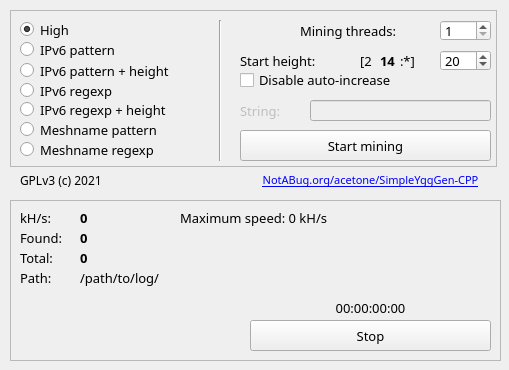
Old version of the form src-qt/widget.ui in the repository perguth/acetone-SimpleYggGen-CPP.
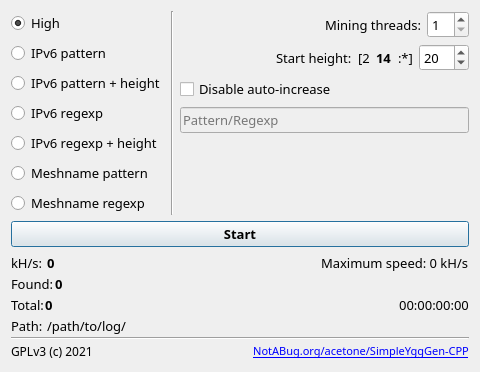
New version of the form. Icons and pictures are not drawn.

```diff
--- a/src-qt/widget.ui
+++ b/src-qt/widget.ui
@@ -6,136 +6,123 @@
    <rect>
     <x>0</x>
     <y>0</y>
-    <width>509</width>
-    <height>370</height>
+    <width>480</width>
+    <height>356</height>
    </rect>
   </property>
   <property name="windowTitle">
    <string>Widget</string>
   </property>
-  <widget class="QFrame" name="frame_2">
-   <property name="geometry">
-    <rect>
-     <x>10</x>
-     <y>200</y>
-     <width>491</width>
-     <height>161</height>
-    </rect>
-   </property>
-   <property name="frameShape">
-    <enum>QFrame::StyledPanel</enum>
-   </property>
-   <property name="frameShadow">
-    <enum>QFrame::Raised</enum>
-   </property>
-   <widget class="QLabel" name="x_khs">
-    <property name="geometry">
-     <rect>
-      <x>10</x>
-      <y>10</y>
-      <width>51</width>
-      <height>16</height>
-     </rect>
-    </property>
+  <layout class="QVBoxLayout" name="verticalLayout_3">
+   <item>
+    <layout class="QGridLayout" name="settingsLayout">
+     <item row="0" column="1">
+      <widget class="Line" name="line">
+       <property name="orientation">
+        <enum>Qt::Vertical</enum>
+       </property>
+      </widget>
+     </item>
+     <item row="0" column="2">
+      <layout class="QVBoxLayout" name="verticalLayout_2">
+       <item>
+        <layout class="QHBoxLayout" name="horizontalLayout_2">
+         <item>
+          <spacer name="horizontalSpacer_6">
+           <property name="orientation">
+            <enum>Qt::Horizontal</enum>
+           </property>
+           <property name="sizeHint" stdset="0">
+            <size>
+             <width>40</width>
+             <height>20</height>
+            </size>
+           </property>
+          </spacer>
+         </item>
+         <item>
+          <widget class="QLabel" name="x_threads">
     <property name="font">
      <font>
       <family>PT Mono</family>
       <pointsize>10</pointsize>
      </font>
     </property>
-    <property name="text">
-     <string>kH/s:</string>
-    </property>
-   </widget>
-   <widget class="QLabel" name="x_total">
-    <property name="geometry">
-     <rect>
-      <x>10</x>
-      <y>50</y>
-      <width>61</width>
-      <height>16</height>
-     </rect>
-    </property>
-    <property name="font">
-     <font>
-      <family>PT Mono</family>
-      <pointsize>10</pointsize>
-     </font>
-    </property>
+           <property name="layoutDirection">
+            <enum>Qt::LeftToRight</enum>
+           </property>
     <property name="text">
-     <string>Total:</string>
-    </property>
-   </widget>
-   <widget class="QLabel" name="x_found">
-    <property name="geometry">
-     <rect>
-      <x>10</x>
-      <y>30</y>
-      <width>61</width>
-      <height>16</height>
-     </rect>
-    </property>
+            <string>Mining threads:</string>
+           </property>
+          </widget>
+         </item>
+         <item>
+          <widget class="QSpinBox" name="threads">
     <property name="font">
      <font>
       <family>PT Mono</family>
       <pointsize>10</pointsize>
      </font>
     </property>
-    <property name="text">
-     <string>Found:</string>
-    </property>
-   </widget>
-   <widget class="QLabel" name="khs">
-    <property name="geometry">
-     <rect>
-      <x>70</x>
-      <y>10</y>
-      <width>81</width>
-      <height>16</height>
-     </rect>
-    </property>
+           <property name="minimum">
+            <number>1</number>
+           </property>
+           <property name="value">
+            <number>1</number>
+           </property>
+          </widget>
+         </item>
+        </layout>
+       </item>
+       <item>
+        <layout class="QHBoxLayout" name="horizontalLayout_3">
+         <item>
+          <spacer name="horizontalSpacer_7">
+           <property name="orientation">
+            <enum>Qt::Horizontal</enum>
+           </property>
+           <property name="sizeHint" stdset="0">
+            <size>
+             <width>40</width>
+             <height>20</height>
+            </size>
+           </property>
+          </spacer>
+         </item>
+         <item>
+          <widget class="QLabel" name="x_startaltitude">
     <property name="font">
      <font>
       <family>PT Mono</family>
       <pointsize>10</pointsize>
-      <weight>75</weight>
-      <bold>true</bold>
-     </font>
-    </property>
+            </font>
+           </property>
+           <property name="layoutDirection">
+            <enum>Qt::LeftToRight</enum>
+           </property>
     <property name="text">
-     <string>0</string>
-    </property>
-   </widget>
-   <widget class="QLabel" name="total">
-    <property name="geometry">
-     <rect>
-      <x>70</x>
-      <y>50</y>
-      <width>411</width>
-      <height>16</height>
-     </rect>
-    </property>
+            <string>Start height:</string>
+           </property>
+           <property name="textFormat">
+            <enum>Qt::PlainText</enum>
+           </property>
+          </widget>
+         </item>
+         <item>
+          <widget class="QLabel" name="x_firstByte">
     <property name="font">
      <font>
       <family>PT Mono</family>
       <pointsize>10</pointsize>
-      <weight>75</weight>
-      <bold>true</bold>
      </font>
     </property>
     <property name="text">
-     <string>0</string>
-    </property>
-   </widget>
-   <widget class="QLabel" name="found">
-    <property name="geometry">
-     <rect>
-      <x>70</x>
-      <y>30</y>
-      <width>81</width>
-      <height>16</height>
-     </rect>
-    </property>
+            <string>[2</string>
+           </property>
+          </widget>
+         </item>
+         <item>
+          <widget class="QLabel" name="secondByte">
     <property name="font">
      <font>
       <family>PT Mono</family>
@@ -145,64 +132,48 @@
      </font>
     </property>
     <property name="text">
-     <string>0</string>
-    </property>
-   </widget>
-   <widget class="QLabel" name="time">
-    <property name="geometry">
-     <rect>
-      <x>240</x>
-      <y>100</y>
-      <width>241</width>
-      <height>16</height>
-     </rect>
-    </property>
+            <string>14</string>
+           </property>
+          </widget>
+         </item>
+         <item>
+          <widget class="QLabel" name="x_doubledot">
     <property name="font">
      <font>
       <family>PT Mono</family>
       <pointsize>10</pointsize>
-      <weight>50</weight>
-      <bold>false</bold>
      </font>
     </property>
     <property name="text">
-     <string>00:00:00:00</string>
-    </property>
-    <property name="alignment">
-     <set>Qt::AlignCenter</set>
-    </property>
-   </widget>
-   <widget class="QLabel" name="last">
-    <property name="geometry">
-     <rect>
-      <x>170</x>
-      <y>30</y>
-      <width>311</width>
-      <height>16</height>
-     </rect>
-    </property>
+            <string>:*]</string>
+           </property>
+          </widget>
+         </item>
+         <item>
+          <widget class="QSpinBox" name="height">
     <property name="font">
      <font>
       <family>PT Mono</family>
       <pointsize>10</pointsize>
      </font>
     </property>
-    <property name="text">
-     <string>&lt;last address will be here&gt;</string>
-    </property>
-    <property name="alignment">
-     <set>Qt::AlignLeading|Qt::AlignLeft|Qt::AlignVCenter</set>
-    </property>
-   </widget>
-   <widget class="QPushButton" name="stop">
-    <property name="geometry">
-     <rect>
-      <x>240</x>
-      <y>120</y>
-      <width>241</width>
-      <height>31</height>
-     </rect>
-    </property>
+           <property name="minimum">
+            <number>4</number>
+           </property>
+           <property name="maximum">
+            <number>136</number>
+           </property>
+           <property name="value">
+            <number>20</number>
+           </property>
+          </widget>
+         </item>
+        </layout>
+       </item>
+       <item>
+        <layout class="QHBoxLayout" name="horizontalLayout_10">
+         <item>
+          <widget class="QCheckBox" name="disableIncrease">
     <property name="font">
      <font>
       <family>PT Mono</family>
@@ -210,17 +181,18 @@
      </font>
     </property>
     <property name="text">
-     <string>Stop</string>
-    </property>
-   </widget>
-   <widget class="QLabel" name="hs">
-    <property name="geometry">
-     <rect>
-      <x>170</x>
-      <y>10</y>
-      <width>311</width>
-      <height>16</height>
-     </rect>
+            <string>Disable auto-increase</string>
+           </property>
+          </widget>
+         </item>
+        </layout>
+       </item>
+       <item>
+        <layout class="QHBoxLayout" name="horizontalLayout">
+         <item>
+          <widget class="QLineEdit" name="stringSet">
+           <property name="enabled">
+            <bool>false</bool>
     </property>
     <property name="font">
      <font>
@@ -229,62 +201,35 @@
      </font>
     </property>
     <property name="text">
-     <string>Maximum speed: 0 kH/s</string>
-    </property>
-    <property name="alignment">
-     <set>Qt::AlignLeading|Qt::AlignLeft|Qt::AlignVCenter</set>
-    </property>
-   </widget>
-   <widget class="QLabel" name="x_path">
-    <property name="geometry">
-     <rect>
-      <x>10</x>
-      <y>70</y>
-      <width>61</width>
-      <height>16</height>
-     </rect>
-    </property>
-    <property name="font">
-     <font>
-      <family>PT Mono</family>
-      <pointsize>10</pointsize>
-     </font>
-    </property>
-    <property name="text">
-     <string>Path:</string>
-    </property>
-   </widget>
-   <widget class="QLabel" name="path">
-    <property name="geometry">
-     <rect>
-      <x>70</x>
-      <y>70</y>
-      <width>411</width>
-      <height>16</height>
-     </rect>
-    </property>
-    <property name="font">
-     <font>
-      <family>PT Mono</family>
-      <pointsize>10</pointsize>
-     </font>
-    </property>
-    <property name="text">
-     <string>/path/to/log/</string>
-    </property>
-    <property name="alignment">
-     <set>Qt::AlignLeading|Qt::AlignLeft|Qt::AlignVCenter</set>
-    </property>
-   </widget>
+            <string/>
+           </property>
+           <property name="placeholderText">
+            <string>Pattern/Regexp</string>
+           </property>
+          </widget>
+         </item>
+        </layout>
+       </item>
+       <item>
+        <layout class="QHBoxLayout" name="horizontalLayout_8" stretch="0,0,0">
+         <property name="spacing">
+          <number>0</number>
+         </property>
+         <item>
+          <spacer name="horizontalSpacer_8">
+           <property name="orientation">
+            <enum>Qt::Horizontal</enum>
+           </property>
+           <property name="sizeHint" stdset="0">
+            <size>
+             <width>40</width>
+             <height>20</height>
+            </size>
+           </property>
+          </spacer>
+         </item>
+         <item>
    <widget class="QLabel" name="label">
-    <property name="geometry">
-     <rect>
-      <x>10</x>
-      <y>100</y>
-      <width>221</width>
-      <height>51</height>
-     </rect>
-    </property>
     <property name="toolTip">
      <string notr="true"/>
     </property>
@@ -301,134 +246,28 @@
      <pixmap resource="resources.qrc">:/banner.png</pixmap>
     </property>
    </widget>
-  </widget>
-  <widget class="QLabel" name="x_checknewver_2">
-   <property name="geometry">
-    <rect>
-     <x>20</x>
-     <y>170</y>
-     <width>101</width>
+         </item>
+         <item>
+          <spacer name="horizontalSpacer_9">
+           <property name="orientation">
+            <enum>Qt::Horizontal</enum>
+           </property>
+           <property name="sizeHint" stdset="0">
+            <size>
+             <width>40</width>
      <height>20</height>
-    </rect>
-   </property>
-   <property name="font">
-    <font>
-     <family>PT Mono</family>
-     <pointsize>9</pointsize>
-    </font>
-   </property>
-   <property name="text">
-    <string>GPLv3 (c) 2021</string>
-   </property>
-  </widget>
-  <widget class="QFrame" name="frame">
-   <property name="enabled">
-    <bool>true</bool>
-   </property>
-   <property name="geometry">
-    <rect>
-     <x>10</x>
-     <y>10</y>
-     <width>487</width>
-     <height>157</height>
-    </rect>
-   </property>
-   <property name="font">
-    <font>
-     <family>PT Mono</family>
-    </font>
-   </property>
-   <property name="frameShape">
-    <enum>QFrame::StyledPanel</enum>
-   </property>
-   <property name="frameShadow">
-    <enum>QFrame::Raised</enum>
-   </property>
-   <widget class="QPushButton" name="startMining">
-    <property name="geometry">
-     <rect>
-      <x>230</x>
-      <y>120</y>
-      <width>251</width>
-      <height>31</height>
-     </rect>
-    </property>
-    <property name="font">
-     <font>
-      <family>PT Mono</family>
-      <pointsize>10</pointsize>
-     </font>
-    </property>
-    <property name="text">
-     <string>Start mining</string>
-    </property>
-   </widget>
-   <widget class="QRadioButton" name="ipv6_reg_high_mode">
-    <property name="geometry">
-     <rect>
-      <x>10</x>
-      <y>90</y>
-      <width>201</width>
-      <height>19</height>
-     </rect>
-    </property>
-    <property name="font">
-     <font>
-      <family>PT Mono</family>
-      <pointsize>10</pointsize>
-     </font>
-    </property>
-    <property name="text">
-     <string>IPv6 regexp + height</string>
-    </property>
-   </widget>
-   <widget class="QRadioButton" name="mesh_reg_mode">
-    <property name="geometry">
-     <rect>
-      <x>10</x>
-      <y>130</y>
-      <width>201</width>
-      <height>19</height>
-     </rect>
-    </property>
-    <property name="font">
-     <font>
-      <family>PT Mono</family>
-      <pointsize>10</pointsize>
-     </font>
-    </property>
-    <property name="text">
-     <string>Meshname regexp</string>
-    </property>
-   </widget>
-   <widget class="QRadioButton" name="ipv6_pat_mode">
-    <property name="geometry">
-     <rect>
-      <x>10</x>
-      <y>30</y>
-      <width>201</width>
-      <height>19</height>
-     </rect>
-    </property>
-    <property name="font">
-     <font>
-      <family>PT Mono</family>
-      <pointsize>10</pointsize>
-     </font>
-    </property>
-    <property name="text">
-     <string>IPv6 pattern</string>
-    </property>
-   </widget>
+            </size>
+           </property>
+          </spacer>
+         </item>
+        </layout>
+       </item>
+      </layout>
+     </item>
+     <item row="0" column="0">
+      <layout class="QVBoxLayout" name="verticalLayout">
+       <item>
    <widget class="QRadioButton" name="high_mode">
-    <property name="geometry">
-     <rect>
-      <x>10</x>
-      <y>10</y>
-      <width>201</width>
-      <height>19</height>
-     </rect>
-    </property>
     <property name="font">
      <font>
       <family>PT Mono</family>
@@ -442,15 +281,35 @@
      <bool>true</bool>
     </property>
    </widget>
+       </item>
+       <item>
+        <widget class="QRadioButton" name="ipv6_pat_mode">
+         <property name="font">
+          <font>
+           <family>PT Mono</family>
+           <pointsize>10</pointsize>
+          </font>
+         </property>
+         <property name="text">
+          <string>IPv6 pattern</string>
+         </property>
+        </widget>
+       </item>
+       <item>
+        <widget class="QRadioButton" name="ipv6_pat_high_mode">
+         <property name="font">
+          <font>
+           <family>PT Mono</family>
+           <pointsize>10</pointsize>
+          </font>
+         </property>
+         <property name="text">
+          <string>IPv6 pattern + height</string>
+         </property>
+        </widget>
+       </item>
+       <item>
    <widget class="QRadioButton" name="ipv6_reg_mode">
-    <property name="geometry">
-     <rect>
-      <x>10</x>
-      <y>70</y>
-      <width>201</width>
-      <height>21</height>
-     </rect>
-    </property>
     <property name="font">
      <font>
       <family>PT Mono</family>
@@ -461,15 +320,22 @@
      <string>IPv6 regexp</string>
     </property>
    </widget>
+       </item>
+       <item>
+        <widget class="QRadioButton" name="ipv6_reg_high_mode">
+         <property name="font">
+          <font>
+           <family>PT Mono</family>
+           <pointsize>10</pointsize>
+          </font>
+         </property>
+         <property name="text">
+          <string>IPv6 regexp + height</string>
+         </property>
+        </widget>
+       </item>
+       <item>
    <widget class="QRadioButton" name="mesh_pat_mode">
-    <property name="geometry">
-     <rect>
-      <x>10</x>
-      <y>110</y>
-      <width>201</width>
-      <height>19</height>
-     </rect>
-    </property>
     <property name="font">
      <font>
       <family>PT Mono</family>
@@ -480,15 +346,9 @@
      <string>Meshname pattern</string>
     </property>
    </widget>
-   <widget class="QRadioButton" name="ipv6_pat_high_mode">
-    <property name="geometry">
-     <rect>
-      <x>10</x>
-      <y>50</y>
-      <width>201</width>
-      <height>21</height>
-     </rect>
-    </property>
+       </item>
+       <item>
+        <widget class="QRadioButton" name="mesh_reg_mode">
     <property name="font">
      <font>
       <family>PT Mono</family>
@@ -496,43 +356,44 @@
      </font>
     </property>
     <property name="text">
-     <string>IPv6 pattern + height</string>
-    </property>
-   </widget>
-   <widget class="QLabel" name="x_startaltitude">
-    <property name="geometry">
-     <rect>
-      <x>230</x>
-      <y>40</y>
-      <width>111</width>
-      <height>21</height>
-     </rect>
-    </property>
+          <string>Meshname regexp</string>
+         </property>
+        </widget>
+       </item>
+      </layout>
+     </item>
+    </layout>
+   </item>
+   <item>
+    <widget class="QPushButton" name="action">
     <property name="font">
      <font>
       <family>PT Mono</family>
       <pointsize>10</pointsize>
-     </font>
-    </property>
-    <property name="layoutDirection">
-     <enum>Qt::LeftToRight</enum>
-    </property>
+       <weight>75</weight>
+       <bold>true</bold>
+      </font>
+     </property>
     <property name="text">
-     <string>Start height:</string>
-    </property>
-    <property name="textFormat">
-     <enum>Qt::PlainText</enum>
-    </property>
-   </widget>
-   <widget class="QLabel" name="x_doubledot">
-    <property name="geometry">
-     <rect>
-      <x>390</x>
-      <y>40</y>
-      <width>31</width>
-      <height>21</height>
-     </rect>
-    </property>
+      <string>Start</string>
+     </property>
+     <property name="default">
+      <bool>true</bool>
+     </property>
+     <property name="flat">
+      <bool>false</bool>
+     </property>
+    </widget>
+   </item>
+   <item>
+    <layout class="QVBoxLayout" name="verticalLayout_4">
+     <property name="spacing">
+      <number>1</number>
+     </property>
+     <item>
+      <layout class="QHBoxLayout" name="horizontalLayout_4">
+       <item>
+        <widget class="QLabel" name="x_khs">
     <property name="font">
      <font>
       <family>PT Mono</family>
@@ -540,18 +401,12 @@
      </font>
     </property>
     <property name="text">
-     <string>:*]</string>
-    </property>
-   </widget>
-   <widget class="QLabel" name="secondByte">
-    <property name="geometry">
-     <rect>
-      <x>370</x>
-      <y>40</y>
-      <width>21</width>
-      <height>21</height>
-     </rect>
-    </property>
+          <string>kH/s: </string>
+         </property>
+        </widget>
+       </item>
+       <item>
+        <widget class="QLabel" name="khs">
     <property name="font">
      <font>
       <family>PT Mono</family>
@@ -561,43 +416,45 @@
      </font>
     </property>
     <property name="text">
-     <string>14</string>
-    </property>
-   </widget>
-   <widget class="QSpinBox" name="height">
-    <property name="geometry">
-     <rect>
-      <x>430</x>
-      <y>40</y>
-      <width>51</width>
-      <height>21</height>
-     </rect>
-    </property>
+          <string>0</string>
+         </property>
+        </widget>
+       </item>
+       <item>
+        <spacer name="horizontalSpacer">
+         <property name="orientation">
+          <enum>Qt::Horizontal</enum>
+         </property>
+         <property name="sizeHint" stdset="0">
+          <size>
+           <width>40</width>
+           <height>20</height>
+          </size>
+         </property>
+        </spacer>
+       </item>
+       <item>
+        <widget class="QLabel" name="hs">
     <property name="font">
      <font>
       <family>PT Mono</family>
       <pointsize>10</pointsize>
      </font>
     </property>
-    <property name="minimum">
-     <number>4</number>
-    </property>
-    <property name="maximum">
-     <number>136</number>
-    </property>
-    <property name="value">
-     <number>20</number>
-    </property>
-   </widget>
-   <widget class="QLabel" name="x_firstByte">
-    <property name="geometry">
-     <rect>
-      <x>350</x>
-      <y>40</y>
-      <width>16</width>
-      <height>21</height>
-     </rect>
-    </property>
+         <property name="text">
+          <string>Maximum speed: 0 kH/s</string>
+         </property>
+         <property name="alignment">
+          <set>Qt::AlignLeading|Qt::AlignLeft|Qt::AlignVCenter</set>
+         </property>
+        </widget>
+       </item>
+      </layout>
+     </item>
+     <item>
+      <layout class="QHBoxLayout" name="horizontalLayout_5">
+       <item>
+        <widget class="QLabel" name="x_found">
     <property name="font">
      <font>
       <family>PT Mono</family>
@@ -605,39 +462,40 @@
      </font>
     </property>
     <property name="text">
-     <string>[2</string>
-    </property>
-   </widget>
-   <widget class="Line" name="pipe">
-    <property name="geometry">
-     <rect>
-      <x>200</x>
-      <y>10</y>
-      <width>20</width>
-      <height>141</height>
-     </rect>
-    </property>
+          <string>Found:</string>
+         </property>
+        </widget>
+       </item>
+       <item>
+        <widget class="QLabel" name="found">
     <property name="font">
      <font>
       <family>PT Mono</family>
-     </font>
-    </property>
-    <property name="orientation">
-     <enum>Qt::Vertical</enum>
-    </property>
-   </widget>
-   <widget class="QLabel" name="x_string">
-    <property name="enabled">
-     <bool>false</bool>
-    </property>
-    <property name="geometry">
-     <rect>
-      <x>230</x>
-      <y>90</y>
-      <width>61</width>
-      <height>21</height>
-     </rect>
-    </property>
+           <pointsize>10</pointsize>
+           <weight>75</weight>
+           <bold>true</bold>
+          </font>
+         </property>
+         <property name="text">
+          <string>0</string>
+         </property>
+        </widget>
+       </item>
+       <item>
+        <spacer name="horizontalSpacer_2">
+         <property name="orientation">
+          <enum>Qt::Horizontal</enum>
+         </property>
+         <property name="sizeHint" stdset="0">
+          <size>
+           <width>40</width>
+           <height>20</height>
+          </size>
+         </property>
+        </spacer>
+       </item>
+       <item>
+        <widget class="QLabel" name="last">
     <property name="font">
      <font>
       <family>PT Mono</family>
@@ -645,107 +503,161 @@
      </font>
     </property>
     <property name="text">
-     <string>String:</string>
-    </property>
-   </widget>
-   <widget class="QLineEdit" name="stringSet">
-    <property name="enabled">
-     <bool>false</bool>
-    </property>
-    <property name="geometry">
-     <rect>
-      <x>300</x>
-      <y>90</y>
-      <width>181</width>
-      <height>21</height>
-     </rect>
-    </property>
+          <string>&lt;last address will be here&gt;</string>
+         </property>
+         <property name="alignment">
+          <set>Qt::AlignLeading|Qt::AlignLeft|Qt::AlignVCenter</set>
+         </property>
+        </widget>
+       </item>
+      </layout>
+     </item>
+     <item>
+      <layout class="QHBoxLayout" name="horizontalLayout_6">
+       <item>
+        <widget class="QLabel" name="x_total">
+         <property name="font">
+          <font>
+           <family>PT Mono</family>
+           <pointsize>10</pointsize>
+          </font>
+         </property>
+         <property name="text">
+          <string>Total:</string>
+         </property>
+        </widget>
+       </item>
+       <item>
+        <widget class="QLabel" name="total">
     <property name="font">
      <font>
       <family>PT Mono</family>
       <pointsize>10</pointsize>
-     </font>
-    </property>
-    <property name="locale">
-     <locale language="English" country="UnitedStates"/>
-    </property>
+           <weight>75</weight>
+           <bold>true</bold>
+          </font>
+         </property>
     <property name="text">
-     <string/>
-    </property>
-   </widget>
-   <widget class="QLabel" name="x_threads">
-    <property name="geometry">
-     <rect>
-      <x>290</x>
-      <y>10</y>
-      <width>131</width>
-      <height>21</height>
-     </rect>
-    </property>
+          <string>0</string>
+         </property>
+        </widget>
+       </item>
+       <item>
+        <spacer name="horizontalSpacer_3">
+         <property name="orientation">
+          <enum>Qt::Horizontal</enum>
+         </property>
+         <property name="sizeHint" stdset="0">
+          <size>
+           <width>40</width>
+           <height>20</height>
+          </size>
+         </property>
+        </spacer>
+       </item>
+       <item>
+        <widget class="QLabel" name="time">
     <property name="font">
      <font>
       <family>PT Mono</family>
       <pointsize>10</pointsize>
-     </font>
-    </property>
-    <property name="layoutDirection">
-     <enum>Qt::LeftToRight</enum>
-    </property>
+           <weight>50</weight>
+           <bold>false</bold>
+          </font>
+         </property>
     <property name="text">
-     <string>Mining threads:</string>
-    </property>
-   </widget>
-   <widget class="QSpinBox" name="threads">
-    <property name="geometry">
-     <rect>
-      <x>430</x>
-      <y>10</y>
-      <width>51</width>
-      <height>21</height>
-     </rect>
-    </property>
+          <string>00:00:00:00</string>
+         </property>
+         <property name="alignment">
+          <set>Qt::AlignCenter</set>
+         </property>
+        </widget>
+       </item>
+      </layout>
+     </item>
+     <item>
+      <layout class="QHBoxLayout" name="horizontalLayout_7">
+       <item>
+        <widget class="QLabel" name="x_path">
+         <property name="font">
+          <font>
+           <family>PT Mono</family>
+           <pointsize>10</pointsize>
+          </font>
+         </property>
+         <property name="text">
+          <string>Path: </string>
+         </property>
+        </widget>
+       </item>
+       <item>
+        <widget class="QLabel" name="path">
     <property name="font">
      <font>
       <family>PT Mono</family>
       <pointsize>10</pointsize>
      </font>
     </property>
-    <property name="minimum">
-     <number>1</number>
-    </property>
-    <property name="value">
-     <number>1</number>
-    </property>
-   </widget>
-   <widget class="QCheckBox" name="disableIncrease">
-    <property name="geometry">
-     <rect>
-      <x>230</x>
-      <y>60</y>
-      <width>261</width>
+         <property name="text">
+          <string>/path/to/log/</string>
+         </property>
+         <property name="alignment">
+          <set>Qt::AlignLeading|Qt::AlignLeft|Qt::AlignVCenter</set>
+         </property>
+        </widget>
+       </item>
+       <item>
+        <spacer name="horizontalSpacer_4">
+         <property name="orientation">
+          <enum>Qt::Horizontal</enum>
+         </property>
+         <property name="sizeHint" stdset="0">
+          <size>
+           <width>40</width>
       <height>20</height>
-     </rect>
-    </property>
+          </size>
+         </property>
+        </spacer>
+       </item>
+      </layout>
+     </item>
+     <item>
+      <widget class="Line" name="line_2">
+       <property name="orientation">
+        <enum>Qt::Horizontal</enum>
+       </property>
+      </widget>
+     </item>
+     <item>
+      <layout class="QHBoxLayout" name="horizontalLayout_9">
+       <item>
+        <widget class="QLabel" name="x_checknewver_2">
     <property name="font">
      <font>
       <family>PT Mono</family>
-      <pointsize>10</pointsize>
+           <pointsize>9</pointsize>
      </font>
     </property>
     <property name="text">
-     <string>Disable auto-increase</string>
-    </property>
-   </widget>
-  </widget>
+          <string>GPLv3 (c) 2021</string>
+         </property>
+        </widget>
+       </item>
+       <item>
+        <spacer name="horizontalSpacer_5">
+         <property name="orientation">
+          <enum>Qt::Horizontal</enum>
+         </property>
+         <property name="sizeHint" stdset="0">
+          <size>
+           <width>40</width>
+           <height>20</height>
+          </size>
+         </property>
+        </spacer>
+       </item>
+       <item>
   <widget class="QLabel" name="notabugLink">
-   <property name="geometry">
-    <rect>
-     <x>240</x>
-     <y>170</y>
-     <width>261</width>
-     <height>20</height>
-    </rect>
-   </property>
    <property name="font">
     <font>
      <family>PT Mono</family>
@@ -762,6 +674,12 @@
     <bool>true</bool>
    </property>
   </widget>
+       </item>
+      </layout>
+     </item>
+    </layout>
+   </item>
+  </layout>
  </widget>
  <resources>
   <include location="resources.qrc"/>
```
Left out of the diff: 3 changed lines with no effect on the pictures. Lines whose indentation alone changed are shown as unchanged.
